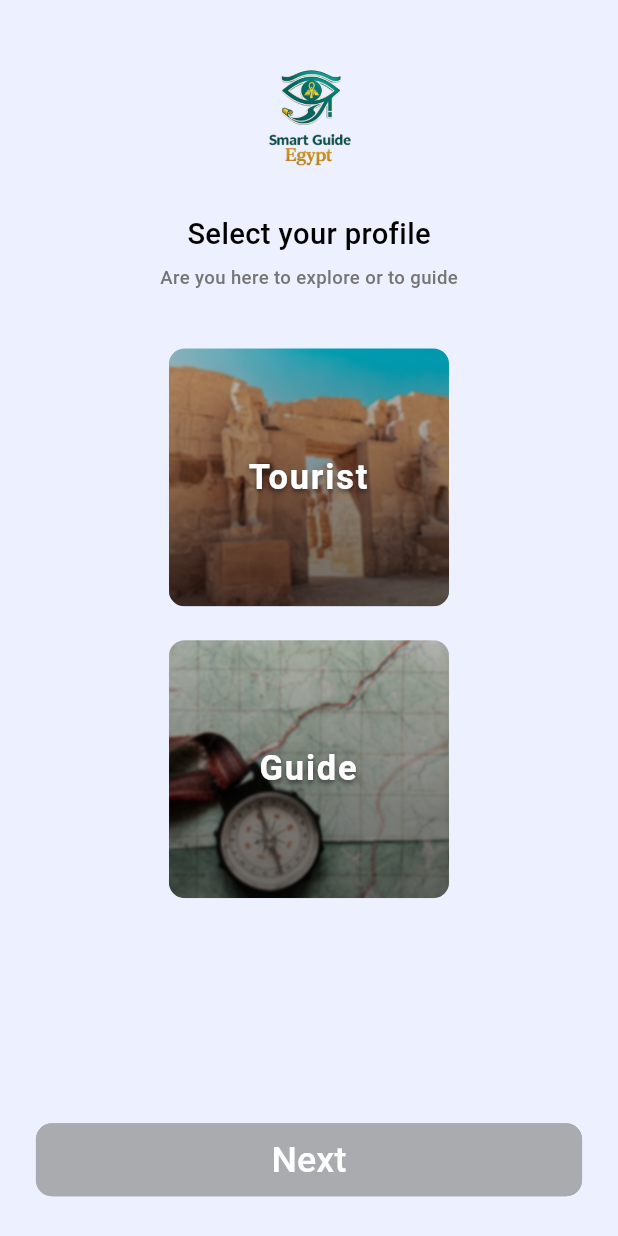
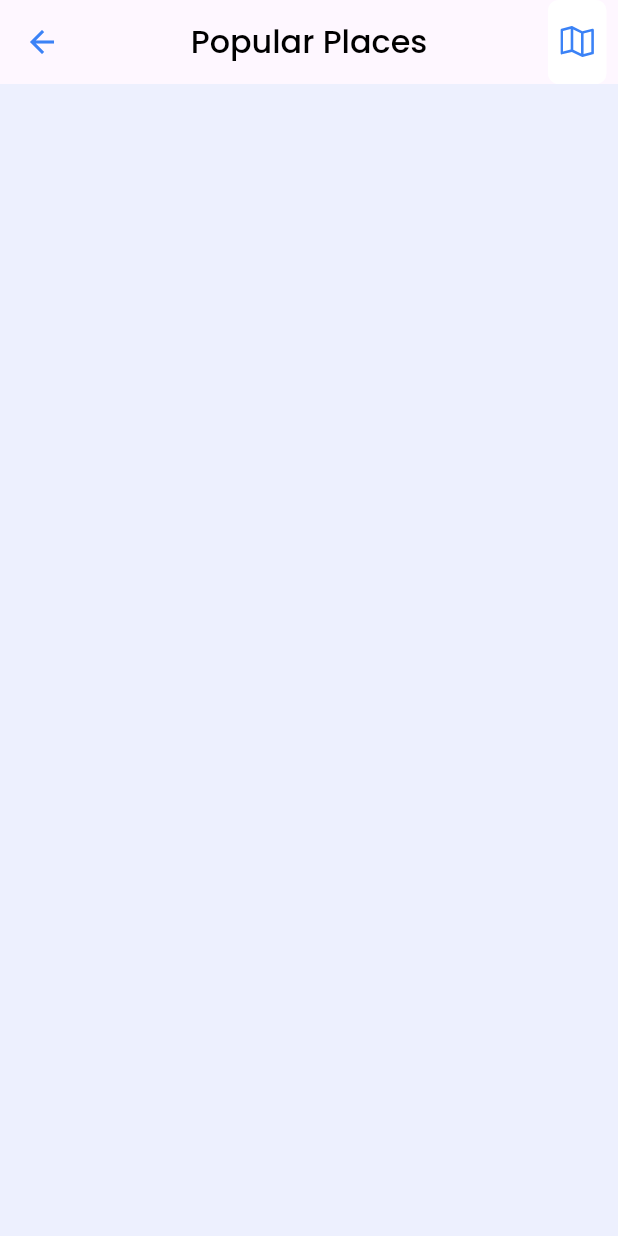
Before and after one commit to Elhaw2003/graduation-project, a Flutter app: the screen it shows after launch, on a phone screen of 412 x 824 dp. Run offline on Flutter 3.47's test engine with Material 3 defaults, Android fonts, the phone set to English and light mode, and no system bars; our stand-ins replace animate_do, animated_bottom_navigation_bar, awesome_snackbar_content, dartz, dio, easy_localization and 16 more; missing offline and left inert: animated_snack_bar; accounts and stored records are empty.

Commit message:
appbar done

```diff
--- a/lib/core/routing/app_routes.dart
+++ b/lib/core/routing/app_routes.dart
@@ -19,4 +19,5 @@ class AppRoutes {
   static const String passwordResetSuccessfullyScreen =
       '/passwordResetSuccessfullyScreen';
   static const String settingsScreen = '/settingsScreen';
+  static const String popularPlacesScreen = '/popularPlacesScreen';
 }
--- a/lib/core/routing/routing_generation_config.dart
+++ b/lib/core/routing/routing_generation_config.dart
@@ -17,12 +17,13 @@ import 'package:smart_guide/feature/guides/tour_guide_profile_screen.dart';
 import 'package:smart_guide/feature/auth/verify_otp/presentation/view/verify_otp_screen.dart';
 import 'package:smart_guide/feature/home/presentation/home_screen.dart';
 import 'package:smart_guide/feature/onboarding/presentation/view/onboarding_screen.dart';
+import 'package:smart_guide/feature/popular_places/presentation/view/popular_places_screen.dart';
 import 'package:smart_guide/feature/settings/presentation/view/settings_screen.dart';
 import 'package:smart_guide/feature/splash/presentation/view/splash_screen.dart';
 
 class RoutingGenerationConfig {
   static GoRouter routerGeneratorConfig = GoRouter(
-    initialLocation: AppRoutes.selectRoleScreen,
+    initialLocation: AppRoutes.popularPlacesScreen,
     errorBuilder: (context, state) => errorBuilder(),
     routes: [
       /// Splash, Onboarding & Select Role
@@ -155,6 +156,13 @@ class RoutingGenerationConfig {
           return CustomSpringPage(child: AiGuideScreen());
         },
       ),
+      GoRoute(
+        path: AppRoutes.popularPlacesScreen,
+        name: AppRoutes.popularPlacesScreen,
+        pageBuilder: (context, state) {
+          return CustomSpringPage(child: PopularPlacesScreen());
+        },
+      ),
     ],
   );
 }
--- a/lib/core/utils/app_text_style.dart
+++ b/lib/core/utils/app_text_style.dart
@@ -82,6 +82,13 @@ class AppTextStyle {
   static TextStyle whitePoppinsW500S20 = GoogleFonts.poppins(
     color: AppColors.whiteColor,
     fontSize: 20.sp,
+    fontWeight: FontWeight.w500,
+  );
+
+  /// black color
+  static TextStyle blackPoppinsW500S24 = GoogleFonts.poppins(
+    color: AppColors.blackColor,
+    fontSize: 24.sp,
     fontWeight: FontWeight.w500,
   );
 
--- a/lib/feature/guides/presentation/view/widgets/choose_guides_body.dart
+++ b/lib/feature/guides/presentation/view/widgets/choose_guides_body.dart
@@ -33,7 +33,7 @@ class ChooseGuidesBody extends StatelessWidget {
             isSelected: true,
             colorButton: AppColors.whiteColor,
             title: 'Human Guide',
-            icon: Assets.imagesSvgperson,
+            icon: Assets.imagesPngArIcon,
             onTap: () {
               Navigator.push(
                 context,
@@ -50,7 +50,7 @@ class ChooseGuidesBody extends StatelessWidget {
             isSelected: true,
             colorButton: AppColors.whiteColor,
             title: 'Ai Guide',
-            icon: Assets.imagesSvgrobot,
+            icon: Assets.imagesSvgRobot,
             onTap: () {
               GoRouter.of(context).pushNamed(AppRoutes.aiGuideScreen);
             },
--- a/lib/feature/guides/presentation/view/widgets/custom_container_info_guides.dart
+++ b/lib/feature/guides/presentation/view/widgets/custom_container_info_guides.dart
@@ -38,7 +38,7 @@ class CustomContainerInfoGuides extends StatelessWidget {
                 ClipRRect(
                   borderRadius: BorderRadius.circular(50),
                   child: Image.asset(
-                    Assets.imagePerson,
+                    Assets.imagesPngPerson,
                     height: 100,
                     width: 100,
                     fit: BoxFit.fill,
--- a/lib/feature/guides/presentation/view/widgets/tour_guide_info.dart
+++ b/lib/feature/guides/presentation/view/widgets/tour_guide_info.dart
@@ -27,7 +27,7 @@ class TourGuideInfoDetiles extends StatelessWidget {
                 style: AppTextStyle.primaryTextW500S17,
               ),
               SvgPicture.asset(
-                Assets.imagesSvgverified,
+                Assets.imagesSvgVerified,
                 width: 22,
                 height: 22,
               ),
--- a/lib/feature/guides/presentation/view/widgets/tour_guide_profile_body.dart
+++ b/lib/feature/guides/presentation/view/widgets/tour_guide_profile_body.dart
@@ -18,7 +18,7 @@ class TourGuideProfileBody extends StatelessWidget {
           width: double.infinity,
           decoration: BoxDecoration(
             image: DecorationImage(
-              image: AssetImage(Assets.pyramids),
+              image: AssetImage(Assets.imagesPngPyramids),
               fit: BoxFit.cover,
             ),
           ),
--- a/lib/feature/home/presentation/widget/custom_home_app_bar.dart
+++ b/lib/feature/home/presentation/widget/custom_home_app_bar.dart
@@ -1,5 +1,7 @@
 import 'package:flutter/material.dart';
 import 'package:flutter_svg/svg.dart';
+import 'package:go_router/go_router.dart';
+import 'package:smart_guide/core/routing/app_routes.dart';
 import 'package:smart_guide/core/utils/app_colors.dart';
 import 'package:smart_guide/core/utils/app_text_style.dart';
 import 'package:smart_guide/generated/assets.dart';
@@ -48,7 +50,9 @@ class CustomHomeAppBar extends StatelessWidget {
               ],
             ),
             child: IconButton(
-              onPressed: () {},
+              onPressed: () {
+                context.pushNamed(AppRoutes.settingsScreen);
+              },
               icon: SvgPicture.asset(
                 height: 30,
                 width: 30,
--- /dev/null
+++ b/lib/feature/popular_places/presentation/view/popular_places_screen.dart
@@ -0,0 +1,42 @@
+import 'package:easy_localization/easy_localization.dart';
+import 'package:flutter/material.dart';
+import 'package:flutter_screenutil/flutter_screenutil.dart';
+import 'package:flutter_svg/svg.dart';
+import 'package:smart_guide/core/shared_widgets/custom_arrow_back_button.dart';
+import 'package:smart_guide/core/utils/app_text_style.dart';
+import 'package:smart_guide/generated/assets.dart';
+import 'package:smart_guide/generated/locale_keys.g.dart';
+
+class PopularPlacesScreen extends StatelessWidget {
+  const PopularPlacesScreen({super.key});
+
+  @override
+  Widget build(BuildContext context) {
+    return Scaffold(
+      appBar: AppBar(
+        title: Text(
+          LocaleKeys.popularPlaces.tr(),
+          style: AppTextStyle.blackPoppinsW500S24,
+        ),
+        centerTitle: true,
+        leading: CustomArrowBackButton(),
+        actions: [
+          Container(
+            padding: const EdgeInsets.all(8.0),
+            alignment: Alignment.center,
+            decoration: BoxDecoration(
+              color: Colors.white,
+              borderRadius: BorderRadius.circular(8.r),
+            ),
+            margin: EdgeInsets.only(right: 8.0.w, left: 8.0.w),
+            child: SvgPicture.asset(
+              Assets.imagesSvgPopularPlaces,
+              width: 24.w,
+              height: 24.h,
+            ),
+          ),
+        ],
+      ),
+    );
+  }
+}
--- a/lib/feature/settings/presentation/view/widget/log_out_button_widget.dart
+++ b/lib/feature/settings/presentation/view/widget/log_out_button_widget.dart
@@ -2,7 +2,9 @@ import 'package:easy_localization/easy_localization.dart';
 import 'package:flutter/material.dart';
 import 'package:flutter_bloc/flutter_bloc.dart';
 import 'package:flutter_screenutil/flutter_screenutil.dart';
+import 'package:go_router/go_router.dart';
 import 'package:smart_guide/core/methods/custom_animated_snack_bar.dart';
+import 'package:smart_guide/core/routing/app_routes.dart';
 import 'package:smart_guide/core/shared_widgets/custom_loading_widget.dart';
 import 'package:smart_guide/core/utils/app_colors.dart';
 import 'package:smart_guide/core/utils/app_text_style.dart';
@@ -22,6 +24,9 @@ class LogOutButtonWidget extends StatelessWidget {
             message: state.message,
           );
           Navigator.pop(context);
+          if (context.mounted) {
+            context.goNamed(AppRoutes.loginScreen);
+          }
         } else if (state is LogOutFailureState) {
           CustomAnimatedShowSnackBar.failureSnackBar(
             context: context,
```
Also changed, not shown: lib/feature/guides/presentation/view/widgets/tour_guide_profile_image.dart (+2 -5 lines), assets/images/svg/filter.svg (added), assets/images/svg/popular_places.svg (added), lib/generated/assets.dart, 2 other files.
